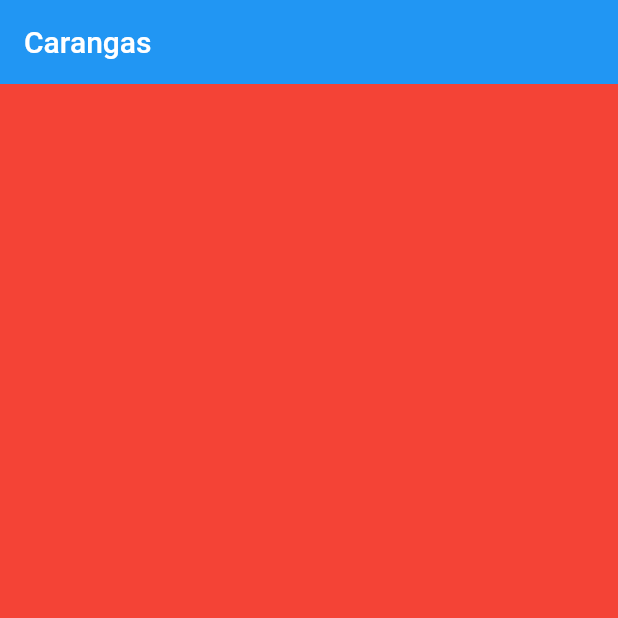
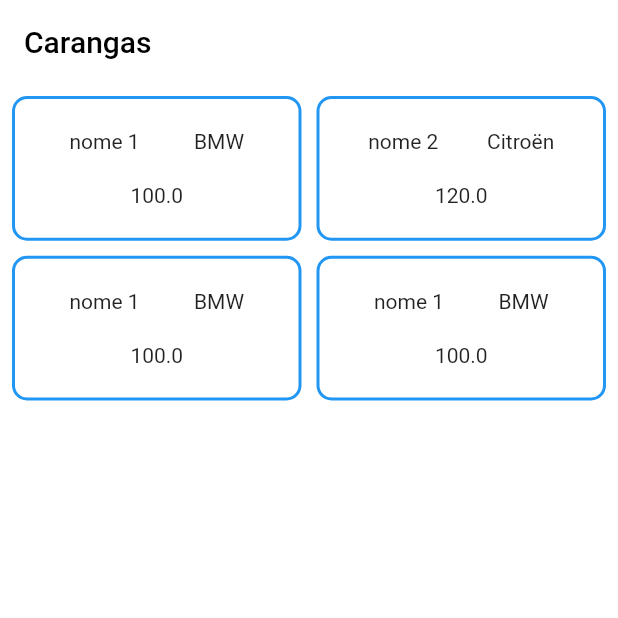
Before and after one commit to Jemesson/cars, a Flutter app: the screen it shows after launch, on a phone screen of 412 x 824 dp, the top half of it. Run offline on Flutter 3.47's test engine with Material 2 defaults, Android fonts, the phone set to English and light mode, and no system bars.

Commit message:
car cells

```diff
--- /dev/null
+++ b/lib/Entities/_brand.dart
@@ -0,0 +1,6 @@
+class Brand {
+  final String nome;
+  final String codigo;
+
+  Brand({required this.nome, required this.codigo});
+}
--- a/lib/Entities/car.dart
+++ b/lib/Entities/_car.dart
@@ -1,11 +1,9 @@
-import 'dart:ffi';
-
-import 'brand.dart';
+import '_brand.dart';
 
 class Car {
   final String name;
-  final Double price;
-  final Bard brand;
+  final double price;
+  final Brand brand;
 
   Car({required this.name, required this.price, required this.brand});
 }
--- a/lib/Entities/brand.dart
+++ /dev/null
@@ -1,6 +0,0 @@
-class Bard {
-  final String nome;
-  final String codigo;
-
-  Bard({required this.nome, required this.codigo});
-}
--- a/lib/main.dart
+++ b/lib/main.dart
@@ -14,7 +14,7 @@ class MyApp extends StatelessWidget {
     return MaterialApp(
         title: 'Carangas',
         theme: ThemeData(
-          primarySwatch: Colors.blue,
+          scaffoldBackgroundColor: Colors.white,
         ),
         home: const CarsPage());
   }
--- a/lib/pages/cars_page.dart
+++ b/lib/pages/cars_page.dart
@@ -1,3 +1,6 @@
+import 'package:cars/Entities/_Car.dart';
+import 'package:cars/Entities/_brand.dart';
+import 'package:cars/widgets/car_widget.dart';
 import 'package:flutter/cupertino.dart';
 import 'package:flutter/material.dart';
 
@@ -9,16 +12,40 @@ class CarsPage extends StatefulWidget {
 }
 
 class _CarsPageState extends State<CarsPage> {
+  static final cars = [
+    Car(name: "nome 1", price: 100.0, brand: Brand(nome: "BMW", codigo: "1")),
+    Car(
+        name: "nome 2",
+        price: 120.0,
+        brand: Brand(nome: "Citroën", codigo: "1")),
+    Car(name: "nome 1", price: 100.0, brand: Brand(nome: "BMW", codigo: "1")),
+    Car(name: "nome 1", price: 100.0, brand: Brand(nome: "BMW", codigo: "1"))
+  ];
+
   @override
   Widget build(BuildContext context) {
     return Scaffold(
-      appBar: AppBar(
-        title: const Text("Carangas"),
-        elevation: 0,
-      ),
-      body: Container(
-        color: Colors.red,
-      ),
-    );
+        appBar: AppBar(
+          title: const Text(
+            "Carangas",
+            style: TextStyle(color: Colors.black),
+          ),
+          backgroundColor: Colors.white,
+          elevation: 0,
+        ),
+        body: Padding(
+          padding: const EdgeInsets.all(8.0),
+          child: GridView.count(
+            crossAxisCount: 2,
+            crossAxisSpacing: 10,
+            mainAxisSpacing: 10,
+            childAspectRatio: 2,
+            children: cars
+                .map((car) => CarWidget(
+                      car: car,
+                    ))
+                .toList(),
+          ),
+        ));
   }
 }
--- /dev/null
+++ b/lib/widgets/car_widget.dart
@@ -0,0 +1,30 @@
+import 'package:cars/Entities/_Car.dart';
+import 'package:flutter/cupertino.dart';
+import 'package:flutter/material.dart';
+
+class CarWidget extends StatelessWidget {
+  final Car car;
+  const CarWidget({Key? key, required this.car}) : super(key: key);
+
+  @override
+  Widget build(BuildContext context) {
+    return Container(
+      decoration: BoxDecoration(
+          border: Border.all(color: Colors.blue, width: 2),
+          borderRadius: BorderRadius.circular(10)),
+      child: Column(
+        mainAxisAlignment: MainAxisAlignment.spaceEvenly,
+        children: [
+          Row(
+            mainAxisAlignment: MainAxisAlignment.spaceEvenly,
+            children: [
+              Text(car.name),
+              Text(car.brand.nome),
+            ],
+          ),
+          Text(car.price.toString())
+        ],
+      ),
+    );
+  }
+}
```
